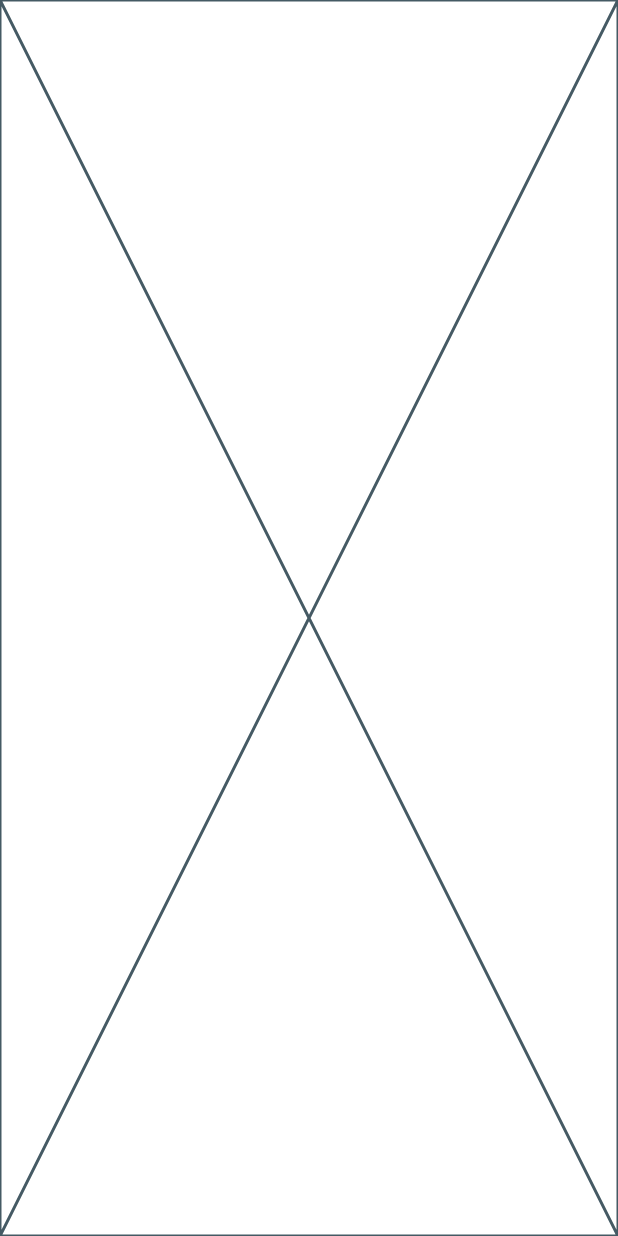
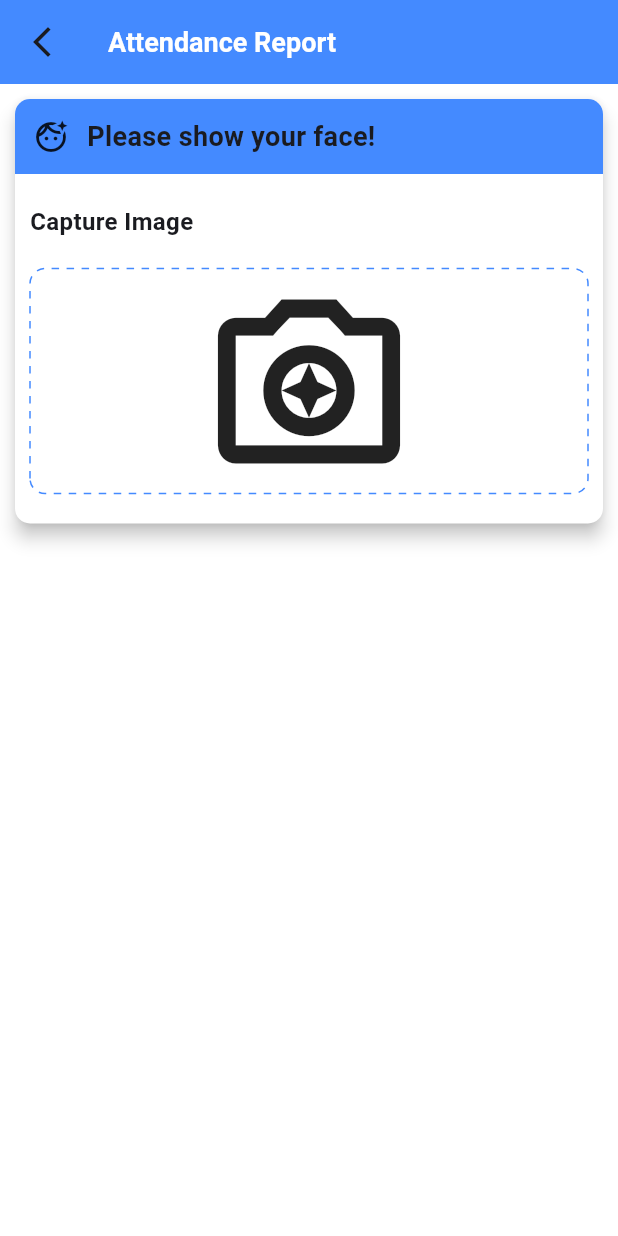
Before and after one commit to HEGIIRA/attendance-app, a Flutter app: the screen it shows after launch, after a tap on "Attendance Report", on a phone screen of 412 x 824 dp. Run offline on Flutter 3.47's test engine with Material 3 defaults, Android fonts, the phone set to English and light mode, and no system bars; drawn by our look-alikes of dotted_border; our stand-ins replace camera, cloud_firestore, firebase_core; missing offline and left inert: google_mlkit_face_detection; accounts and stored records are empty.

Commit message:
creating camera box

```diff
--- a/lib/ui/attend/attendance_screen.dart
+++ b/lib/ui/attend/attendance_screen.dart
@@ -1,10 +1,144 @@
+import 'dart:io';
+
+import 'package:attendance_app/ui/attend/camera_screen.dart';
+import 'package:camera/camera.dart';
+import 'package:cloud_firestore/cloud_firestore.dart';
+import 'package:dotted_border/dotted_border.dart';
 import 'package:flutter/material.dart';
 
-class AttendanceScreen extends StatelessWidget {
-  const AttendanceScreen({super.key});
+class AttendanceScreen extends StatefulWidget {
+  final XFile? image;
+
+  const AttendanceScreen({super.key, this.image});
+
+  @override
+  State<AttendanceScreen> createState() => _AttendanceScreenState(this.image);
+}
+
+class _AttendanceScreenState extends State<AttendanceScreen> {
+  _AttendanceScreenState(this.image);
+  //geolocator bwt ngasih alamat secraa otomatis
+
+  XFile? image;
+  //klo data type nya sama bisa di bikin inline gini:
+  String address = "", date = "", time = "", dateTime = "", status = "Attend";
+  bool isLoading = false;
+  double lat = 0.0, long = 0.0; //lat = kordinat vertical, long = kordinat horizontal
+  int dateHours = 0, miute = 0;
+  final controller = TextEditingController();
+  final CollectionReference dataCollection = FirebaseFirestore.instance.collection('attendance');
+
+  @override
+  void initState() {
+    handleLocationPermission();
+    setDateTime();
+    setAttendStatus();
+
+    if (image != null) { //klo image nya ada/ga kosong
+      isLoading = true;
+      getGeoLocationPosition();
+    }
+  }
 
   @override
   Widget build(BuildContext context) {
-    return const Placeholder();
+    Size size = MediaQuery.of(context).size;
+
+    return Scaffold(
+      backgroundColor: Colors.white,
+      appBar: AppBar(
+        elevation: 0,
+        backgroundColor: Colors.blueAccent,
+        leading: IconButton(
+          icon: const Icon(Icons.arrow_back_ios_new),
+          onPressed: () => Navigator.of(context).pop(),
+        ),
+        title: const Text(
+          'Attendance Report',
+          style: TextStyle(
+            fontSize: 18,
+            fontWeight: FontWeight.bold,
+            color: Colors.white,
+          ),
+        ),
+      ),
+      body: SingleChildScrollView( //biar si appbar nya tetep diam atau sticky di atas layar sata layar di scroll
+        child: Card(
+          color: Colors.white,
+          margin: const EdgeInsets.fromLTRB(10, 10, 10, 10),
+          shape: RoundedRectangleBorder(
+            borderRadius: BorderRadius.circular(10),
+          ),
+          elevation: 5,
+          child: Column(
+            crossAxisAlignment: CrossAxisAlignment.start,
+            children: [
+              Container(
+                height: 50,
+                decoration: const BoxDecoration(
+                  borderRadius: BorderRadius.only(
+                    topLeft: Radius.circular(10),
+                    topRight: Radius.circular(10),
+                  ),
+                  color: Colors.blueAccent,
+                ),
+                child: const Row(
+                  children: [
+                    SizedBox(width: 12),
+                    Icon(Icons.face_retouching_natural_outlined),
+                    SizedBox(width: 12),
+                    Text(
+                      "Please show your face!",
+                      style: TextStyle(
+                        fontSize: 18,
+                        fontWeight: FontWeight.bold,
+                      ),
+                    )
+                  ],
+                ),
+              ),
+
+              const Padding(
+                padding: EdgeInsets.fromLTRB(10, 20, 0, 20),
+                child: Text(
+                  "Capture Image",
+                  style: TextStyle(
+                    fontSize: 16,
+                    fontWeight: FontWeight.bold,
+                  ),
+                ),
+              ),
+              GestureDetector(
+                onTap: () {
+                  Navigator.push(
+                    context,
+                    MaterialPageRoute(builder: (context) => const CameraScreen()),
+                  );
+                },
+                child: Container(
+                  margin: const EdgeInsets.fromLTRB(10, 0, 10, 20),
+                  width: size.width,
+                  height: 150,
+                  child: DottedBorder(//buat garis tpi titik titik giu
+                    radius: const Radius.circular(10),
+                    borderType: BorderType.RRect,
+                    color: Colors.blueAccent,
+                    strokeWidth: 1,
+                    dashPattern: const [5, 5],
+                    child: SizedBox.expand(
+                      child: FittedBox(
+                        child: image != null
+                        ? Image.file(File(image!.path), fit: BoxFit.cover)
+                        : const Icon(Icons.camera_enhance_outlined)
+                      ),
+                    ),
+                  ),
+                ),
+              ),
+            ],
+          )
+        ),
+      ),
+    );
   }
 }
--- /dev/null
+++ b/lib/ui/attend/camera_screen.dart
@@ -0,0 +1,15 @@
+import 'package:flutter/material.dart';
+
+class CameraScreen extends StatefulWidget {
+  const CameraScreen({super.key});
+
+  @override
+  State<CameraScreen> createState() => _CameraScreenState();
+}
+
+class _CameraScreenState extends State<CameraScreen> {
+  @override
+  Widget build(BuildContext context) {
+    return const Placeholder();
+  }
+}
```
Also changed, not shown: lib/ui/history/history_screen.dart (added), lib/ui/permission/permission_screen.dart (added).
